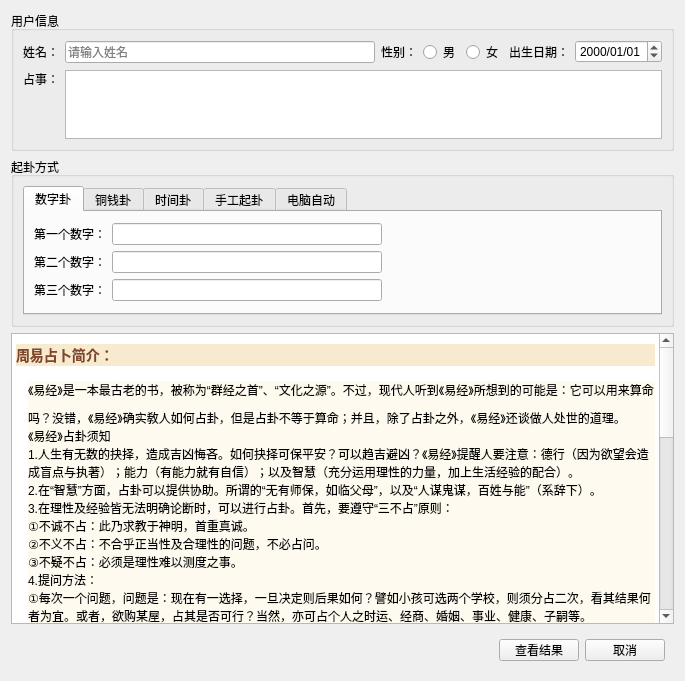
Before: the Qt Designer form UiRes/ui_divDialog.ui in chengreg/IChing, drawn with Qt 5.
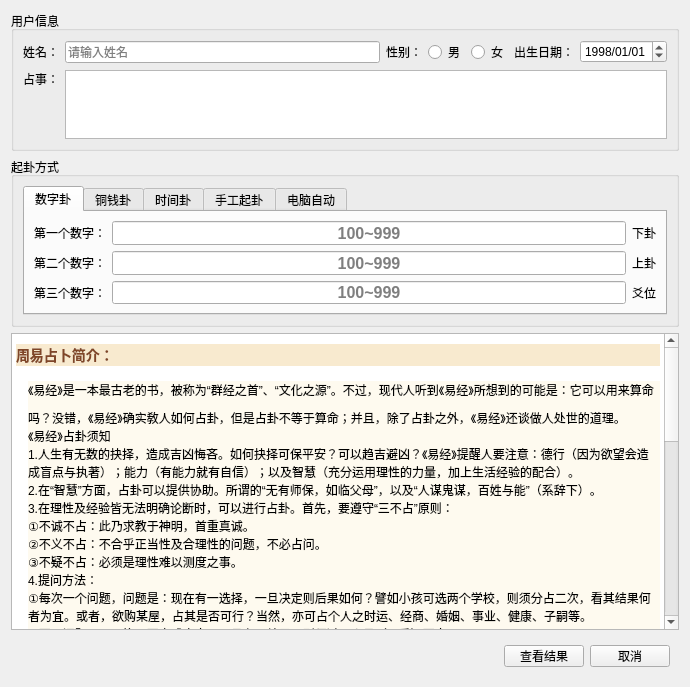
After: the same form once the commit is applied. The open tabs and pages were chosen to show the change. Icons and pictures are not drawn.

```diff
--- a/UiRes/ui_divDialog.ui
+++ b/UiRes/ui_divDialog.ui
@@ -6,8 +6,8 @@
    <rect>
     <x>0</x>
     <y>0</y>
-    <width>685</width>
-    <height>681</height>
+    <width>690</width>
+    <height>687</height>
    </rect>
   </property>
   <property name="windowTitle">
@@ -84,6 +84,16 @@
         </item>
         <item>
          <widget class="QDateEdit" name="dateEditBirthday">
+          <property name="dateTime">
+           <datetime>
+            <hour>0</hour>
+            <minute>0</minute>
+            <second>0</second>
+            <year>1998</year>
+            <month>1</month>
+            <day>1</day>
+           </datetime>
+          </property>
           <property name="displayFormat">
            <string>yyyy/MM/dd</string>
           </property>
@@ -180,26 +190,92 @@
              </widget>
             </item>
             <item row="1" column="1">
-             <widget class="QLineEdit" name="lineEdit_num2"/>
+             <widget class="QLineEdit" name="lineEdit_num2">
+              <property name="font">
+               <font>
+                <pointsize>12</pointsize>
+                <bold>true</bold>
+               </font>
+              </property>
+              <property name="maxLength">
+               <number>3</number>
+              </property>
+              <property name="alignment">
+               <set>Qt::AlignCenter</set>
+              </property>
+              <property name="placeholderText">
+               <string>100~999</string>
+              </property>
+              <property name="clearButtonEnabled">
+               <bool>true</bool>
+              </property>
+             </widget>
             </item>
             <item row="2" column="1">
-             <widget class="QLineEdit" name="lineEdit_num3"/>
+             <widget class="QLineEdit" name="lineEdit_num3">
+              <property name="font">
+               <font>
+                <pointsize>12</pointsize>
+                <italic>false</italic>
+                <bold>true</bold>
+               </font>
+              </property>
+              <property name="maxLength">
+               <number>3</number>
+              </property>
+              <property name="alignment">
+               <set>Qt::AlignCenter</set>
+              </property>
+              <property name="placeholderText">
+               <string>100~999</string>
+              </property>
+              <property name="clearButtonEnabled">
+               <bool>true</bool>
+              </property>
+             </widget>
             </item>
             <item row="0" column="1">
-             <widget class="QLineEdit" name="lineEdit_num1"/>
+             <widget class="QLineEdit" name="lineEdit_num1">
+              <property name="font">
+               <font>
+                <pointsize>12</pointsize>
+                <bold>true</bold>
+               </font>
+              </property>
+              <property name="maxLength">
+               <number>3</number>
+              </property>
+              <property name="alignment">
+               <set>Qt::AlignCenter</set>
+              </property>
+              <property name="placeholderText">
+               <string>100~999</string>
+              </property>
+              <property name="clearButtonEnabled">
+               <bool>true</bool>
+              </property>
+             </widget>
+            </item>
+            <item row="0" column="2">
+             <widget class="QLabel" name="label_19">
+              <property name="text">
+               <string>下卦</string>
+              </property>
+             </widget>
             </item>
             <item row="1" column="2">
-             <spacer name="horizontalSpacer_2">
-              <property name="orientation">
-               <enum>Qt::Horizontal</enum>
+             <widget class="QLabel" name="label_20">
+              <property name="text">
+               <string>上卦</string>
               </property>
-              <property name="sizeHint" stdset="0">
-               <size>
-                <width>40</width>
-                <height>20</height>
-               </size>
+             </widget>
+            </item>
+            <item row="2" column="2">
+             <widget class="QLabel" name="label_21">
+              <property name="text">
+               <string>爻位</string>
               </property>
-             </spacer>
+             </widget>
             </item>
            </layout>
           </item>
```
Left out of the diff: 29 changed lines with no effect on the pictures.
